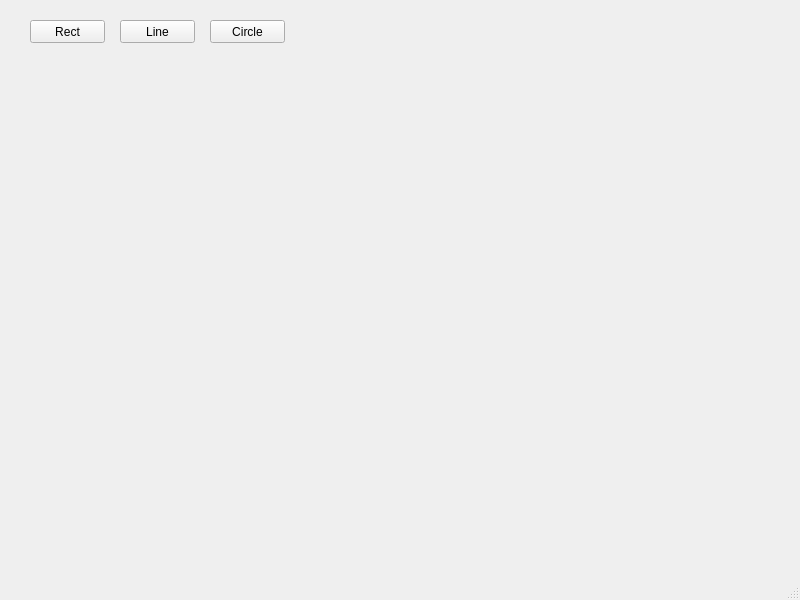
The window that untitled1/mainwindow.ui (kunalgavhane12/QDockWidgetPractice) describes before a commit, drawn with Qt 5.
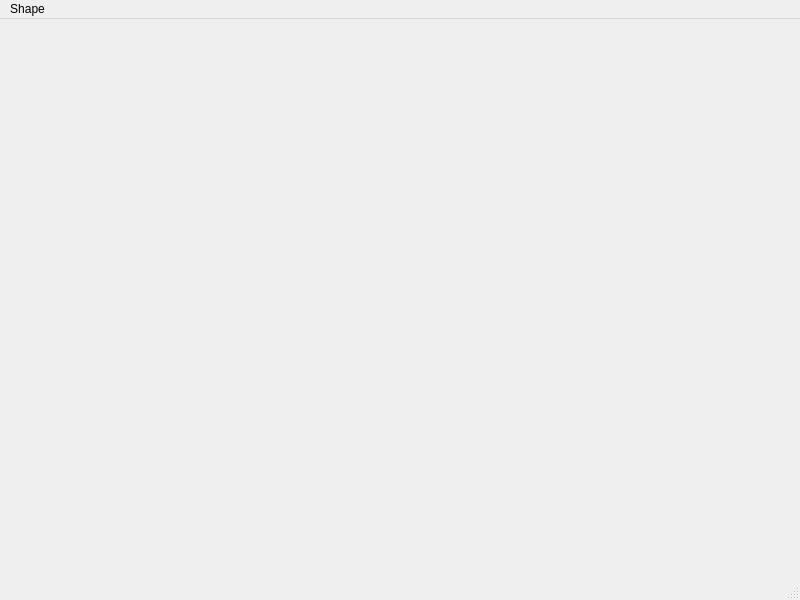
The same window after the commit.

Diff of the .ui file:
```diff
--- a/untitled1/mainwindow.ui
+++ b/untitled1/mainwindow.ui
@@ -13,47 +13,7 @@
   <property name="windowTitle">
    <string>MainWindow</string>
   </property>
-  <widget class="QWidget" name="centralwidget">
-   <widget class="QPushButton" name="pushButton">
-    <property name="geometry">
-     <rect>
-      <x>30</x>
-      <y>20</y>
-      <width>75</width>
-      <height>23</height>
-     </rect>
-    </property>
-    <property name="text">
-     <string>Rect</string>
-    </property>
-   </widget>
-   <widget class="QPushButton" name="pushButton_2">
-    <property name="geometry">
-     <rect>
-      <x>120</x>
-      <y>20</y>
-      <width>75</width>
-      <height>23</height>
-     </rect>
-    </property>
-    <property name="text">
-     <string>Line</string>
-    </property>
-   </widget>
-   <widget class="QPushButton" name="pushButton_3">
-    <property name="geometry">
-     <rect>
-      <x>210</x>
-      <y>20</y>
-      <width>75</width>
-      <height>23</height>
-     </rect>
-    </property>
-    <property name="text">
-     <string>Circle</string>
-    </property>
-   </widget>
-  </widget>
+  <widget class="QWidget" name="centralwidget"/>
   <widget class="QMenuBar" name="menubar">
    <property name="geometry">
     <rect>
@@ -63,6 +23,15 @@
      <height>21</height>
     </rect>
    </property>
+   <widget class="QMenu" name="menuShape">
+    <property name="title">
+     <string>Shape</string>
+    </property>
+    <addaction name="actionRectangle"/>
+    <addaction name="actionLine"/>
+    <addaction name="actionCircle"/>
+   </widget>
+   <addaction name="menuShape"/>
   </widget>
   <widget class="QStatusBar" name="statusbar"/>
  </widget>
```
Left out of the diff: 15 changed lines with no effect on the pictures.
